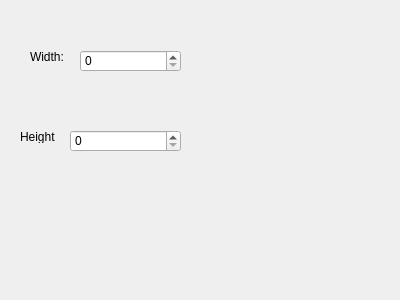
Above: hmodimage.ui from fblabs/hamlet-mod-sancon before the change. Below: the same form after it.
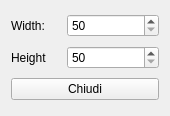
That is the form after the change.

The edit to the form file:
```diff
--- a/hmodimage.ui
+++ b/hmodimage.ui
@@ -6,59 +6,79 @@
    <rect>
     <x>0</x>
     <y>0</y>
-    <width>400</width>
-    <height>300</height>
+    <width>170</width>
+    <height>116</height>
    </rect>
   </property>
   <property name="windowTitle">
    <string>Form</string>
   </property>
+  <layout class="QVBoxLayout" name="verticalLayout">
+   <item>
+    <layout class="QHBoxLayout" name="horizontalLayout">
+     <item>
   <widget class="QLabel" name="label">
-   <property name="geometry">
-    <rect>
-     <x>30</x>
-     <y>50</y>
-     <width>47</width>
-     <height>13</height>
-    </rect>
+       <property name="maximumSize">
+        <size>
+         <width>50</width>
+         <height>16777215</height>
+        </size>
    </property>
    <property name="text">
     <string>Width:</string>
    </property>
   </widget>
+     </item>
+     <item>
+      <widget class="QSpinBox" name="spWidth">
+       <property name="minimum">
+        <number>50</number>
+       </property>
+       <property name="maximum">
+        <number>1000</number>
+       </property>
+       <property name="value">
+        <number>50</number>
+       </property>
+      </widget>
+     </item>
+    </layout>
+   </item>
+   <item>
+    <layout class="QHBoxLayout" name="horizontalLayout_2">
+     <item>
   <widget class="QLabel" name="label_2">
-   <property name="geometry">
-    <rect>
-     <x>20</x>
-     <y>130</y>
-     <width>47</width>
-     <height>13</height>
-    </rect>
+       <property name="maximumSize">
+        <size>
+         <width>50</width>
+         <height>16777215</height>
+        </size>
    </property>
    <property name="text">
     <string>Height</string>
    </property>
   </widget>
-  <widget class="QSpinBox" name="spinBox">
-   <property name="geometry">
-    <rect>
-     <x>80</x>
-     <y>50</y>
-     <width>101</width>
-     <height>22</height>
-    </rect>
-   </property>
-  </widget>
-  <widget class="QSpinBox" name="spinBox_2">
-   <property name="geometry">
-    <rect>
-     <x>70</x>
-     <y>130</y>
-     <width>111</width>
-     <height>22</height>
-    </rect>
-   </property>
-  </widget>
+     </item>
+     <item>
+      <widget class="QSpinBox" name="spHeight">
+       <property name="minimum">
+        <number>50</number>
+       </property>
+       <property name="maximum">
+        <number>1000</number>
+       </property>
+      </widget>
+     </item>
+    </layout>
+   </item>
+   <item>
+    <widget class="QPushButton" name="pushButton">
+     <property name="text">
+      <string>Chiudi</string>
+     </property>
+    </widget>
+   </item>
+  </layout>
  </widget>
  <resources/>
  <connections/>
```
Lines whose indentation alone changed are shown as unchanged.
